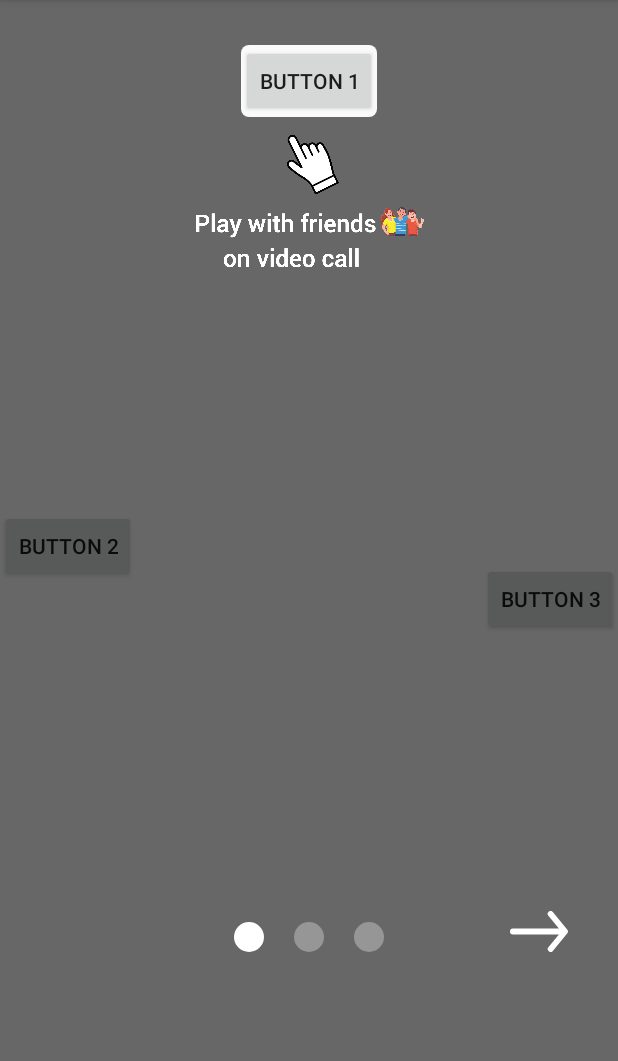
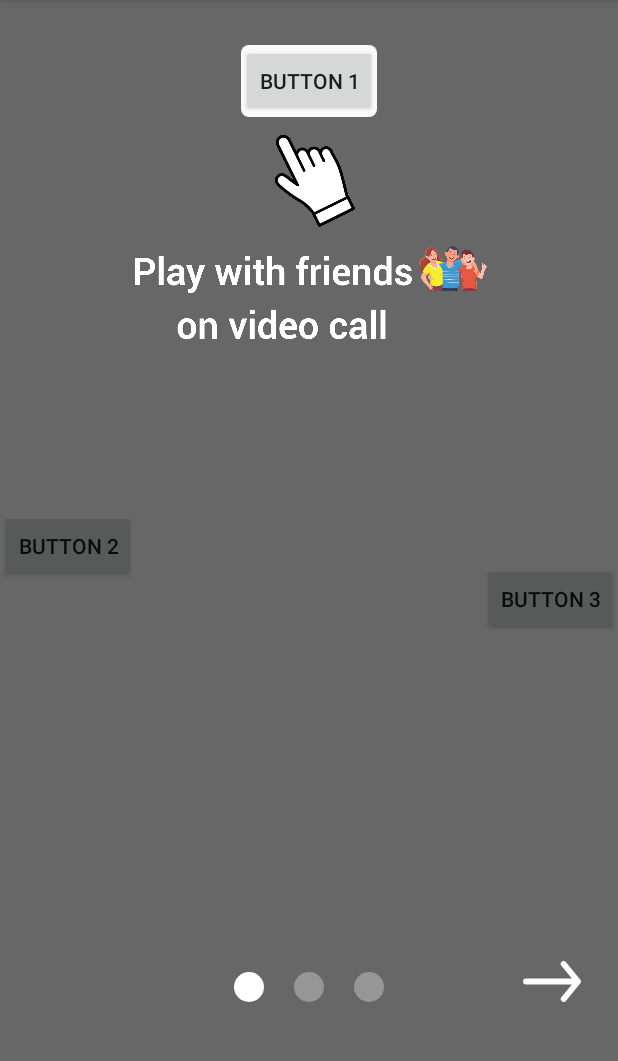
Before and after one commit to gbashish12556/CoachMarkModified, an Android app: the screen it shows after launch (MainActivity), on a phone screen of 412 x 824 dp, the part 84-1145 px from its top. Run offline under Robolectric (Android 15) with nearby library versions, the phone set to English and light mode, and no system bars.

Commit message:
fixed all issues

```diff
--- a/coachmark/src/main/java/com/android/library/coachmark/components/CoachMarkOverlay.kt
+++ b/coachmark/src/main/java/com/android/library/coachmark/components/CoachMarkOverlay.kt
@@ -90,8 +90,7 @@ class CoachMarkOverlay : FrameLayout {
         threeDots?.apply {
             val threeDotParams = LayoutParams(LayoutParams.WRAP_CONTENT, LayoutParams.WRAP_CONTENT)
             threeDotParams.gravity = android.view.Gravity.BOTTOM or android.view.Gravity.CENTER
-            val margin = mBuilder.getSkipButtonBuilder()!!.getButtonMargin()
-            threeDotParams.bottomMargin = 200
+            threeDotParams.bottomMargin = dpToPx(100)
             layoutParams = threeDotParams
         }
 
@@ -106,8 +105,8 @@ class CoachMarkOverlay : FrameLayout {
         arrow?.apply {
             val arrrowParams = LayoutParams(LayoutParams.WRAP_CONTENT, LayoutParams.WRAP_CONTENT)
             arrrowParams.gravity = android.view.Gravity.BOTTOM or android.view.Gravity.RIGHT or android.view.Gravity.END
-            arrrowParams.rightMargin = 50
-            arrrowParams.bottomMargin = 200
+            arrrowParams.rightMargin = dpToPx(25)
+            arrrowParams.bottomMargin = dpToPx(100)
             layoutParams = arrrowParams
         }
 
@@ -254,8 +253,8 @@ class CoachMarkOverlay : FrameLayout {
              * */
             mInfoView = mBuilder.getInfoView()
             val infoTextLayoutParams = LayoutParams(
-                    dpToPx(200),
-                dpToPx(100)
+                    dpToPx(300),
+                dpToPx(150)
             )
 //            if (isInfoViewCenterAlignment()) {
                 infoTextLayoutParams.gravity = getInfoViewAllignment()
--- a/coachmark/src/main/res/layout/arrow_view.xml
+++ b/coachmark/src/main/res/layout/arrow_view.xml
@@ -1,6 +1,6 @@
 <?xml version="1.0" encoding="utf-8"?>
 <ImageView
         xmlns:android="http://schemas.android.com/apk/res/android"
-        android:layout_width="100dp"
-        android:layout_height="90dp"
+        android:layout_width="150dp"
+        android:layout_height="120dp"
         android:src="@drawable/ic_baseline_arrow_forward_24"/>
```
